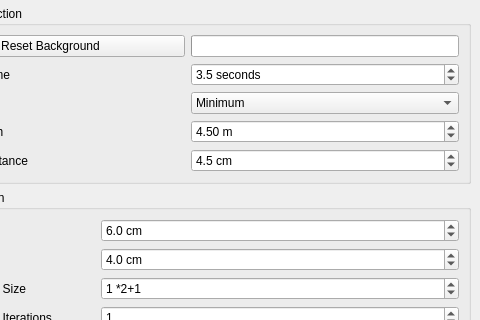
The window that src/crazyflieROS/ui/trackerGUI.ui (omwdunkley/crazyflieROS) describes before a commit, drawn with Qt 5; both pictures show x 105 to 585 and y 157 to 477 of the 585 by 763 pixel window.
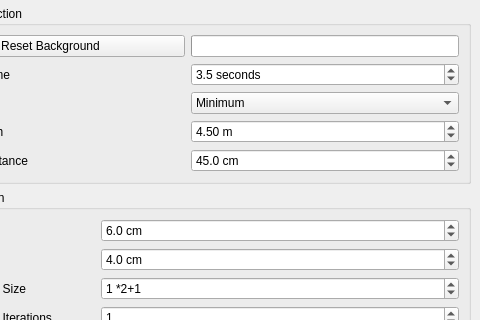
The same window after the commit.

```diff
--- a/src/crazyflieROS/ui/trackerGUI.ui
+++ b/src/crazyflieROS/ui/trackerGUI.ui
@@ -303,7 +303,7 @@
           <double>0.100000000000000</double>
          </property>
          <property name="value">
-          <double>4.500000000000000</double>
+          <double>45.000000000000000</double>
          </property>
         </widget>
        </item>
```
